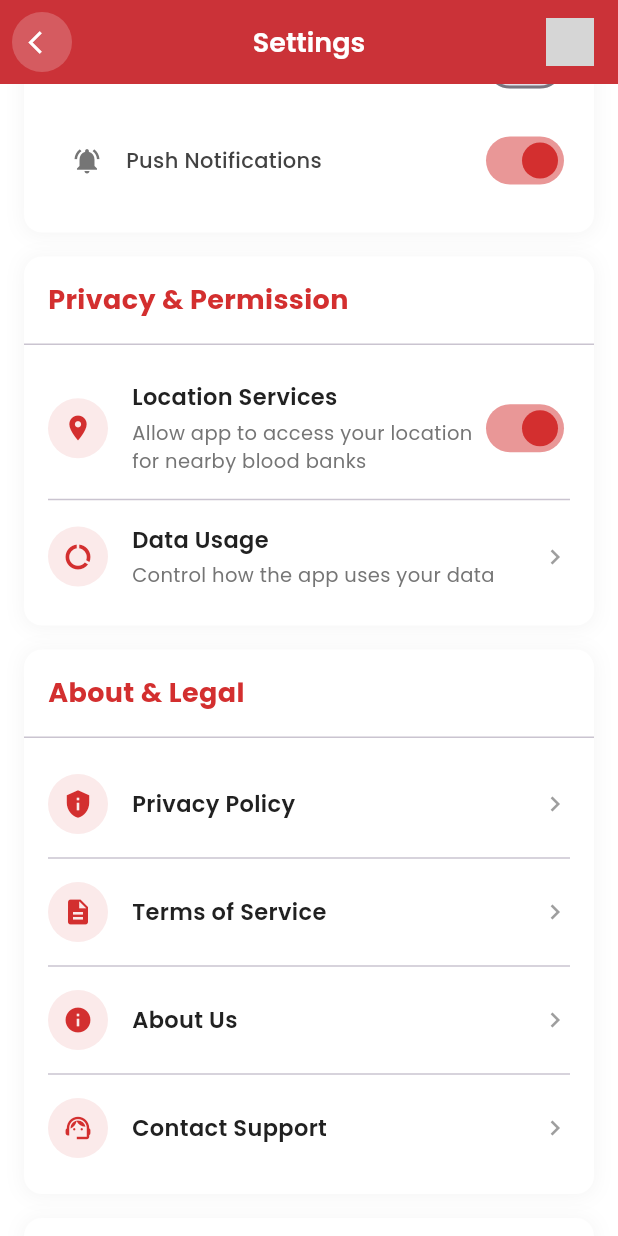
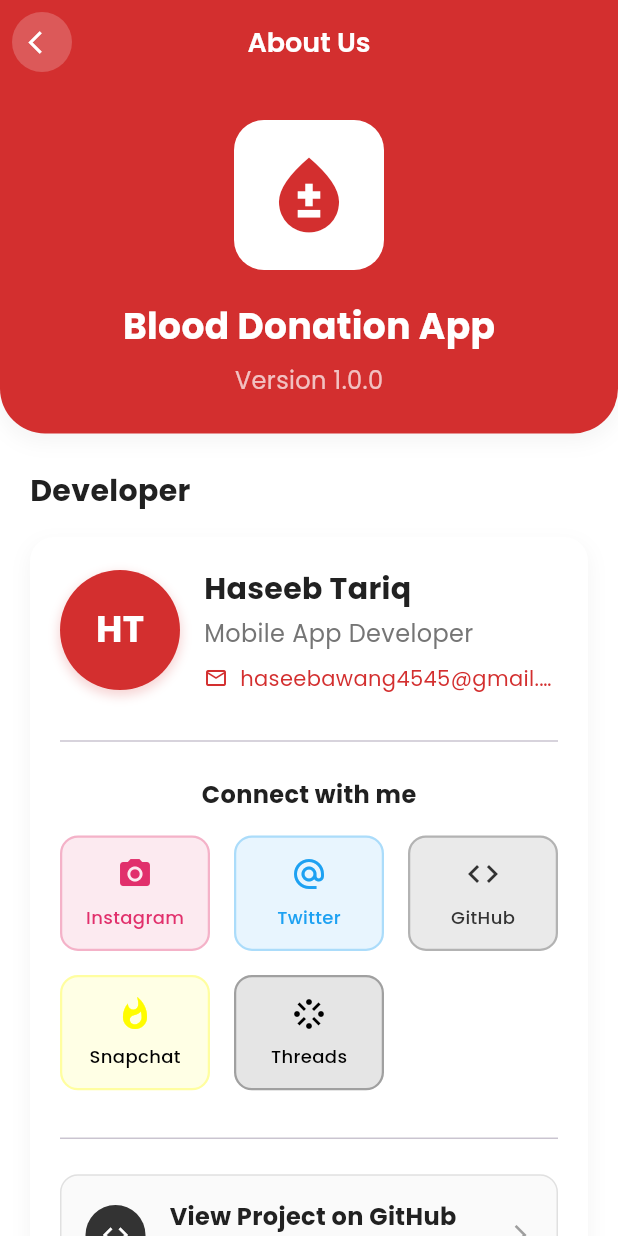
Before and after one commit to HaseebTariq45/blood_donation, a Flutter app: the SettingsScreen screen opened by its route, scrolled down 576 dp, after a tap on "About Us", on a phone screen of 412 x 824 dp. Run offline on Flutter 3.47's test engine with Material 3 defaults, Android fonts, the phone set to English and light mode, and no system bars; our stand-ins replace animate_do, flutter_dotenv, geolocator, google_fonts, google_maps_flutter, permission_handler; accounts and stored records are empty; network calls fail; grey boxes are pictures that could not be loaded.

Commit message:
blood_donation

```diff
--- a/lib/main.dart
+++ b/lib/main.dart
@@ -16,6 +16,7 @@
 import 'screens/blood_banks_screen.dart';
 import 'screens/donation_history_screen.dart';
 import 'screens/signup_screen.dart';
+import 'screens/about_us_screen.dart';
 
 void main() async {
   // Ensure Flutter is initialized
@@ -187,6 +188,7 @@
         '/settings': (context) => const SettingsScreen(),
         '/blood_banks': (context) => const BloodBanksScreen(),
         '/donation_history': (context) => const DonationHistoryScreen(),
+        '/about_us': (context) => const AboutUsScreen(),
       },
     );
   }
--- /dev/null
+++ b/lib/screens/about_us_screen.dart
@@ -0,0 +1,590 @@
+import 'package:flutter/material.dart';
+import 'package:url_launcher/url_launcher.dart';
+import '../constants/app_constants.dart';
+import '../widgets/custom_app_bar.dart';
+
+class AboutUsScreen extends StatelessWidget {
+  const AboutUsScreen({Key? key}) : super(key: key);
+
+  // Helper function to launch URLs
+  Future<void> _launchUrl(String url) async {
+    final Uri uri = Uri.parse(url);
+    if (!await launchUrl(uri, mode: LaunchMode.externalApplication)) {
+      throw Exception('Could not launch $url');
+    }
+  }
+
+  // Helper function specifically for social media with multiple fallbacks
+  Future<void> _launchSocialMedia(BuildContext context, String url, String username, String platform) async {
+    try {
+      final Uri uri = Uri.parse(url);
+      if (await canLaunchUrl(uri)) {
+        await launchUrl(uri, mode: LaunchMode.externalApplication);
+      } else {
+        // Try alternative URL formats
+        String altUrl;
+        switch (platform) {
+          case 'twitter':
+            altUrl = 'https://x.com/$username';
+            break;
+          case 'instagram':
+            altUrl = 'instagram://user?username=$username';
+            break;
+          case 'github':
+            altUrl = 'https://github.com/$username';
+            break;
+          case 'snapchat':
+            altUrl = 'https://www.snapchat.com/add/$username';
+            break;
+          case 'threads':
+            altUrl = 'https://www.threads.net/@$username';
+            break;
+          default:
+            altUrl = url;
+        }
+
+        final Uri altUri = Uri.parse(altUrl);
+        if (await canLaunchUrl(altUri)) {
+          await launchUrl(altUri, mode: LaunchMode.externalApplication);
+        } else {
+          // Show error message
+          if (context.mounted) {
+            ScaffoldMessenger.of(context).showSnackBar(
+              SnackBar(
+                content: Text('Could not open $platform. Check if you have the app installed.'),
+                backgroundColor: Colors.red,
+              ),
+            );
+          }
+        }
+      }
+    } catch (e) {
+      if (context.mounted) {
+        ScaffoldMessenger.of(context).showSnackBar(
+          SnackBar(
+            content: Text('Error: $e'),
+            backgroundColor: Colors.red,
+          ),
+        );
+      }
+    }
+  }
+
+  // Helper function for launching email
+  Future<void> _launchEmail(BuildContext context, String email) async {
+    final emailLaunchUri = Uri(
+      scheme: 'mailto',
+      path: email,
+    );
+
+    try {
+      if (await canLaunchUrl(emailLaunchUri)) {
+        await launchUrl(emailLaunchUri);
+      } else {
+        // Try alternative approach
+        final String mailtoUrl = 'mailto:$email';
+        final Uri mailtoUri = Uri.parse(mailtoUrl);
+
+        if (await canLaunchUrl(mailtoUri)) {
+          await launchUrl(mailtoUri);
+        } else {
+          if (context.mounted) {
+            ScaffoldMessenger.of(context).showSnackBar(
+              SnackBar(
+                content: Text('Could not open email client for $email'),
+                backgroundColor: Colors.red,
+              ),
+            );
+          }
+        }
+      }
+    } catch (e) {
+      if (context.mounted) {
+        ScaffoldMessenger.of(context).showSnackBar(
+          SnackBar(
+            content: Text('Error opening email: $e'),
+            backgroundColor: Colors.red,
+          ),
+        );
+      }
+    }
+  }
+
+  @override
+  Widget build(BuildContext context) {
+    return Scaffold(
+      backgroundColor: Colors.white,
+      appBar: const CustomAppBar(
+        title: 'About Us',
+        showBackButton: true,
+        showProfilePicture: false,
+      ),
+      body: SingleChildScrollView(
+        child: Column(
+          children: [
+            // App Logo and Name
+            Container(
+              width: double.infinity,
+              padding: const EdgeInsets.all(24),
+              decoration: BoxDecoration(
+                color: AppConstants.primaryColor,
+                boxShadow: [
+                  BoxShadow(
+                    color: Colors.grey.withOpacity(0.1),
+                    spreadRadius: 1,
+                    blurRadius: 10,
+                    offset: const Offset(0, 5),
+                  ),
+                ],
+                borderRadius: const BorderRadius.only(
+                  bottomLeft: Radius.circular(30),
+                  bottomRight: Radius.circular(30),
+                ),
+              ),
+              child: Column(
+                children: [
+                  Container(
+                    height: 100,
+                    width: 100,
+                    decoration: BoxDecoration(
+                      color: Colors.white,
+                      borderRadius: BorderRadius.circular(20),
+                      boxShadow: [
+                        BoxShadow(
+                          color: AppConstants.primaryColor.withOpacity(0.3),
+                          blurRadius: 15,
+                          spreadRadius: 1,
+                          offset: const Offset(0, 5),
+                        ),
+                      ],
+                    ),
+                    child: Center(
+                      child: Icon(
+                        Icons.bloodtype,
+                        size: 60,
+                        color: AppConstants.primaryColor,
+                      ),
+                    ),
+                  ),
+                  const SizedBox(height: 20),
+                  const Text(
+                    'Blood Donation App',
+                    style: TextStyle(
+                      fontSize: 24,
+                      fontWeight: FontWeight.bold,
+                      color: Colors.white,
+                    ),
+                  ),
+                  const SizedBox(height: 8),
+                  const Text(
+                    'Version 1.0.0',
+                    style: TextStyle(
+                      color: Colors.white70,
+                      fontSize: 16,
+                    ),
+                  ),
+                ],
+              ),
+            ),
+
+            const SizedBox(height: 24),
+
+            // Developer Information
+            Padding(
+              padding: const EdgeInsets.symmetric(horizontal: 20.0),
+              child: Column(
+                crossAxisAlignment: CrossAxisAlignment.start,
+                children: [
+                  const Text(
+                    'Developer',
+                    style: TextStyle(
+                      fontSize: 20,
+                      fontWeight: FontWeight.bold,
+                      color: AppConstants.darkTextColor,
+                    ),
+                  ),
+                  const SizedBox(height: 16),
+
+                  // Developer Card
+                  Container(
+                    padding: const EdgeInsets.all(20),
+                    decoration: BoxDecoration(
+                      color: Colors.white,
+                      borderRadius: BorderRadius.circular(16),
+                      boxShadow: [
+                        BoxShadow(
+                          color: Colors.grey.withOpacity(0.1),
+                          spreadRadius: 1,
+                          blurRadius: 10,
+                          offset: const Offset(0, 5),
+                        ),
+                      ],
+                    ),
+                    child: Column(
+                      children: [
+                        // Developer Profile
+                        Row(
+                          children: [
+                            Container(
+                              decoration: BoxDecoration(
+                                shape: BoxShape.circle,
+                                boxShadow: [
+                                  BoxShadow(
+                                    color: AppConstants.primaryColor.withOpacity(0.2),
+                                    spreadRadius: 1,
+                                    blurRadius: 5,
+                                    offset: const Offset(0, 3),
+                                  ),
+                                ],
+                              ),
+                              child: CircleAvatar(
+                                radius: 40,
+                                backgroundColor: AppConstants.primaryColor,
+                                child: const Text(
+                                  'HT',
+                                  style: TextStyle(
+                                    color: Colors.white,
+                                    fontSize: 24,
+                                    fontWeight: FontWeight.bold,
+                                  ),
+                                ),
+                              ),
+                            ),
+                            const SizedBox(width: 16),
+                            Expanded(
+                              child: Column(
+                                crossAxisAlignment: CrossAxisAlignment.start,
+                                children: [
+                                  const Text(
+                                    'Haseeb Tariq',
+                                    style: TextStyle(
+                                      fontSize: 20,
+                                      fontWeight: FontWeight.bold,
+                                      color: AppConstants.darkTextColor,
+                                    ),
+                                  ),
+                                  const SizedBox(height: 4),
+                                  const Text(
+                                    'Mobile App Developer',
+                                    style: TextStyle(
+                                      fontSize: 16,
+                                      color: AppConstants.lightTextColor,
+                                    ),
+                                  ),
+                                  const SizedBox(height: 8),
+                                  InkWell(
+                                    onTap: () async {
+                                      await _launchEmail(context, 'haseebawang4545@gmail.com');
+                                    },
+                                    child: Row(
+                                      children: [
+                                        Icon(
+                                          Icons.email_outlined,
+                                          size: 16,
+                                          color: AppConstants.primaryColor,
+                                        ),
+                                        const SizedBox(width: 8),
+                                        Expanded(
+                                          child: Text(
+                                            'haseebawang4545@gmail.com',
+                                            style: TextStyle(
+                                              fontSize: 14,
+                                              color: AppConstants.primaryColor,
+                                            ),
+                                            overflow: TextOverflow.ellipsis,
+                                            maxLines: 1,
+                                          ),
+                                        ),
+                                      ],
+                                    ),
+                                  ),
+                                ],
+                              ),
+                            ),
+                          ],
+                        ),
+
+                        const SizedBox(height: 24),
+                        const Divider(),
+                        const SizedBox(height: 16),
+
+                        // Social Media Links
+                        const Text(
+                          'Connect with me',
+                          style: TextStyle(
+                            fontSize: 16,
+                            fontWeight: FontWeight.bold,
+                            color: AppConstants.darkTextColor,
+                          ),
+                        ),
+                        const SizedBox(height: 16),
+
+                        // Social Links Grid
+                        GridView.count(
+                          crossAxisCount: 3,
+                          shrinkWrap: true,
+                          physics: const NeverScrollableScrollPhysics(),
+                          childAspectRatio: 1.3,
+                          mainAxisSpacing: 16,
+                          crossAxisSpacing: 16,
+                          children: [
+                            _buildSocialButton(
+                              context: context,
+                              title: 'Instagram',
+                              icon: Icons.photo_camera,
+                              color: const Color(0xFFE1306C),
+                              onTap: () => _launchSocialMedia(context, 'https://instagram.com/haseeb_awan45', 'haseeb_awan45', 'instagram'),
+                            ),
+                            _buildSocialButton(
+                              context: context,
+                              title: 'Twitter',
+                              icon: Icons.alternate_email,
+                              color: const Color(0xFF1DA1F2),
+                              onTap: () => _launchSocialMedia(context, 'https://twitter.com/haseeb_awan45', 'haseeb_awan45', 'twitter'),
+                            ),
+                            _buildSocialButton(
+                              context: context,
+                              title: 'GitHub',
+                              icon: Icons.code,
+                              color: const Color(0xFF333333),
+                              onTap: () => _launchSocialMedia(context, 'https://github.com/HaseebTariq45', 'HaseebTariq45', 'github'),
+                            ),
+                            _buildSocialButton(
+                              context: context,
+                              title: 'Snapchat',
+                              icon: Icons.whatshot,
+                              color: const Color(0xFFFFFC00),
+                              textColor: Colors.black,
+                              onTap: () => _launchSocialMedia(context, 'https://snapchat.com/add/haseeb_awan45', 'haseeb_awan45', 'snapchat'),
+                            ),
+                            _buildSocialButton(
+                              context: context,
+                              title: 'Threads',
+                              icon: Icons.stream,
+                              color: const Color(0xFF000000),
+                              onTap: () => _launchSocialMedia(context, 'https://threads.net/@haseeb_awan45', 'haseeb_awan45', 'threads'),
+                            ),
+                          ],
+                        ),
+
+                        const SizedBox(height: 24),
+                        const Divider(),
+                        const SizedBox(height: 16),
+
+                        // GitHub Project
+                        InkWell(
+                          onTap: () => _launchSocialMedia(context, 'https://github.com/HaseebTariq45', 'HaseebTariq45', 'github'),
+                          child: Container(
+                            padding: const EdgeInsets.all(16),
+                            decoration: BoxDecoration(
+                              color: Colors.grey[50],
+                              borderRadius: BorderRadius.circular(12),
+                              border: Border.all(
+                                color: Colors.grey[300]!,
+                                width: 1,
+                              ),
+                            ),
+                            child: Row(
+                              children: [
+                                Container(
+                                  padding: const EdgeInsets.all(10),
+                                  decoration: const BoxDecoration(
+                                    color: Color(0xFF333333),
+                                    shape: BoxShape.circle,
+                                  ),
+                                  child: const Icon(
+                                    Icons.code,
+                                    color: Colors.white,
+                                    size: 20,
+                                  ),
+                                ),
+                                const SizedBox(width: 16),
+                                Expanded(
+                                  child: Column(
+                                    crossAxisAlignment: CrossAxisAlignment.start,
+                                    children: [
+                                      const Text(
+                                        'View Project on GitHub',
+                                        style: TextStyle(
+                                          fontSize: 16,
+                                          fontWeight: FontWeight.bold,
+                                          color: AppConstants.darkTextColor,
+                                        ),
+                                      ),
+                                      const SizedBox(height: 4),
+                                      Text(
+                                        '@HaseebTariq45',
+                                        style: TextStyle(
+                                          fontSize: 14,
+                                          color: Colors.grey[600],
+                                        ),
+                                      ),
+                                    ],
+                                  ),
+                                ),
+                                const Icon(
+                                  Icons.arrow_forward_ios,
+                                  size: 16,
+                                  color: Colors.grey,
+                                ),
+                              ],
+                            ),
+                          ),
+                        ),
+                      ],
+                    ),
+                  ),
+
+                  const SizedBox(height: 24),
+
+                  // App Information
+                  const Text(
+                    'About This App',
+                    style: TextStyle(
+                      fontSize: 20,
+                      fontWeight: FontWeight.bold,
+                      color: AppConstants.darkTextColor,
+                    ),
+                  ),
+                  const SizedBox(height: 16),
+                  Container(
+                    padding: const EdgeInsets.all(20),
+                    decoration: BoxDecoration(
+                      color: Colors.white,
+                      borderRadius: BorderRadius.circular(16),
+                      boxShadow: [
+                        BoxShadow(
+                          color: Colors.grey.withOpacity(0.1),
+                          spreadRadius: 1,
+                          blurRadius: 10,
+                          offset: const Offset(0, 5),
+                        ),
+                      ],
+                    ),
+                    child: const Column(
+                      crossAxisAlignment: CrossAxisAlignment.start,
+                      children: [
+                        Text(
+                          'Blood Donation App',
+                          style: TextStyle(
+                            fontSize: 18,
+                            fontWeight: FontWeight.bold,
+                            color: AppConstants.darkTextColor,
+                          ),
+                        ),
+                        SizedBox(height: 12),
+                        Text(
+                          'This application helps connect blood donors with patients in need of blood donations. It provides a platform for requesting blood donations, finding donors, and managing your donor profile.',
+                          style: TextStyle(
+                            fontSize: 15,
+                            color: AppConstants.lightTextColor,
+                            height: 1.5,
+                          ),
+                        ),
+                        SizedBox(height: 16),
+                        Text(
+                          'Features:',
+                          style: TextStyle(
+                            fontSize: 16,
+                            fontWeight: FontWeight.bold,
+                            color: AppConstants.darkTextColor,
+                          ),
+                        ),
+                        SizedBox(height: 8),
+                        _FeatureItem(text: 'Create and manage blood donation requests'),
+                        _FeatureItem(text: 'Connect with blood donors nearby'),
+                        _FeatureItem(text: 'Manage your donor profile and availability'),
+                        _FeatureItem(text: 'Receive notifications for blood donation requests'),
+                        _FeatureItem(text: 'Track your donation history'),
+                      ],
+                    ),
+                  ),
+
+                  const SizedBox(height: 40),
+                ],
+              ),
+            ),
+          ],
+        ),
+      ),
+    );
+  }
+
+  Widget _buildSocialButton({
+    required BuildContext context,
+    required String title,
+    required IconData icon,
+    required Color color,
+    Color? textColor,
+    required VoidCallback onTap,
+  }) {
+    return InkWell(
+      onTap: onTap,
+      borderRadius: BorderRadius.circular(12),
+      child: Container(
+        padding: const EdgeInsets.all(12),
+        decoration: BoxDecoration(
+          color: color.withOpacity(0.1),
+          borderRadius: BorderRadius.circular(12),
+          border: Border.all(
+            color: color.withOpacity(0.3),
+            width: 1.5,
+          ),
+        ),
+        child: Column(
+          mainAxisAlignment: MainAxisAlignment.center,
+          children: [
+            Icon(
+              icon,
+              color: color,
+              size: 24,
+            ),
+            const SizedBox(height: 8),
+            Text(
+              title,
+              style: TextStyle(
+                fontSize: 12,
+                fontWeight: FontWeight.w500,
+                color: textColor ?? color,
+              ),
+            ),
+          ],
+        ),
+      ),
+    );
+  }
+}
+
+class _FeatureItem extends StatelessWidget {
+  final String text;
+
+  const _FeatureItem({required this.text});
+
+  @override
+  Widget build(BuildContext context) {
+    return Padding(
+      padding: const EdgeInsets.only(bottom: 8.0),
+      child: Row(
+        crossAxisAlignment: CrossAxisAlignment.start,
+        children: [
+          const Icon(
+            Icons.check_circle,
+            color: AppConstants.successColor,
+            size: 16,
+          ),
+          const SizedBox(width: 8),
+          Expanded(
+            child: Text(
+              text,
+              style: const TextStyle(
+                fontSize: 14,
+                color: AppConstants.lightTextColor,
+                height: 1.4,
+              ),
+            ),
+          ),
+        ],
+      ),
+    );
+  }
+}
--- a/lib/screens/settings_screen.dart
+++ b/lib/screens/settings_screen.dart
@@ -252,6 +252,7 @@
                   icon: Icons.info,
                   onTap: () {
                     // Navigate to about us
+                    Navigator.pushNamed(context, '/about_us');
                   },
                 ),
                 const Divider(),
--- a/pubspec.yaml
+++ b/pubspec.yaml
@@ -46,6 +46,7 @@
   permission_handler: ^11.3.0
   flutter_dotenv: ^5.1.0
   flutter_polyline_points: ^2.0.0
+  url_launcher: ^6.2.5
 
 dev_dependencies:
   flutter_test:
```
Also changed, not shown: pubspec.lock, 7 other files.
